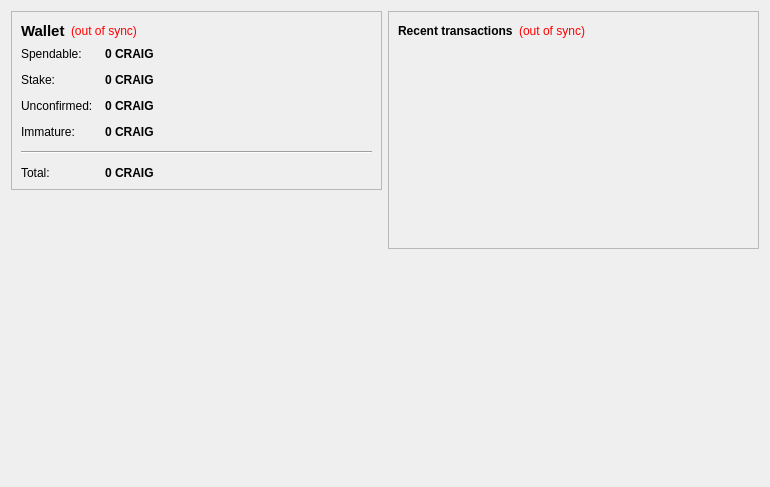
Qt form src/qt/forms/overviewpage.ui (CraigsCoin/CraigsCoin) before a commit.
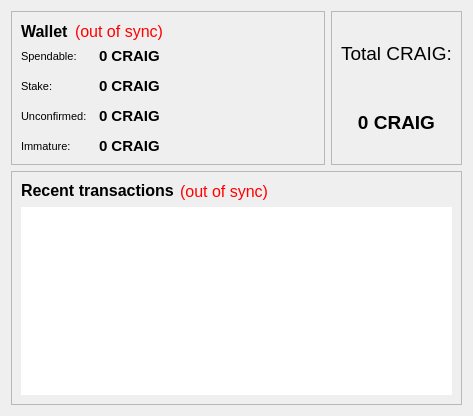
The same form after that commit. Icons and pictures are not drawn.

```diff
--- a/src/qt/forms/overviewpage.ui
+++ b/src/qt/forms/overviewpage.ui
@@ -6,18 +6,25 @@
    <rect>
     <x>0</x>
     <y>0</y>
-    <width>770</width>
-    <height>487</height>
+    <width>473</width>
+    <height>416</height>
    </rect>
   </property>
   <property name="windowTitle">
    <string>Form</string>
   </property>
-  <layout class="QHBoxLayout" name="horizontalLayout" stretch="1,1">
+  <layout class="QVBoxLayout" name="verticalLayout_6">
+   <item>
+    <layout class="QHBoxLayout" name="horizontalLayout">
    <item>
     <layout class="QVBoxLayout" name="verticalLayout_2">
      <item>
-      <widget class="QFrame" name="frame">
+        <widget class="QFrame" name="frameWallet">
+         <property name="font">
+          <font>
+           <pointsize>14</pointsize>
+          </font>
+         </property>
        <property name="frameShape">
         <enum>QFrame::StyledPanel</enum>
        </property>
@@ -31,7 +38,7 @@
            <widget class="QLabel" name="label_5">
             <property name="font">
              <font>
-              <pointsize>11</pointsize>
+                <pointsize>12</pointsize>
               <weight>75</weight>
               <bold>true</bold>
              </font>
@@ -43,6 +50,11 @@
           </item>
           <item>
            <widget class="QLabel" name="labelWalletStatus">
+              <property name="font">
+               <font>
+                <pointsize>12</pointsize>
+               </font>
+              </property>
             <property name="toolTip">
              <string>The displayed information may be out of date. Your wallet automatically synchronizes with the CraigsCoin network after a connection is established, but this process has not completed yet.</string>
             </property>
@@ -85,6 +97,11 @@
           </property>
           <item row="0" column="0">
            <widget class="QLabel" name="label">
+              <property name="font">
+               <font>
+                <pointsize>8</pointsize>
+               </font>
+              </property>
             <property name="text">
              <string>Spendable:</string>
             </property>
@@ -94,6 +111,7 @@
            <widget class="QLabel" name="labelBalance">
             <property name="font">
              <font>
+                <pointsize>11</pointsize>
               <weight>75</weight>
               <bold>true</bold>
              </font>
@@ -114,6 +132,11 @@
           </item>
           <item row="1" column="0">
            <widget class="QLabel" name="label_6">
+              <property name="font">
+               <font>
+                <pointsize>8</pointsize>
+               </font>
+              </property>
             <property name="text">
              <string>Stake:</string>
             </property>
@@ -123,6 +146,7 @@
            <widget class="QLabel" name="labelStake">
             <property name="font">
              <font>
+                <pointsize>11</pointsize>
               <weight>75</weight>
               <bold>true</bold>
              </font>
@@ -143,6 +167,11 @@
           </item>
           <item row="2" column="0">
            <widget class="QLabel" name="label_3">
+              <property name="font">
+               <font>
+                <pointsize>8</pointsize>
+               </font>
+              </property>
             <property name="text">
              <string>Unconfirmed:</string>
             </property>
@@ -152,6 +181,7 @@
            <widget class="QLabel" name="labelUnconfirmed">
             <property name="font">
              <font>
+                <pointsize>11</pointsize>
               <weight>75</weight>
               <bold>true</bold>
              </font>
@@ -172,6 +202,11 @@
           </item>
           <item row="3" column="0">
            <widget class="QLabel" name="labelImmatureText">
+              <property name="font">
+               <font>
+                <pointsize>8</pointsize>
+               </font>
+              </property>
             <property name="text">
              <string>Immature:</string>
             </property>
@@ -181,6 +216,7 @@
            <widget class="QLabel" name="labelImmature">
             <property name="font">
              <font>
+                <pointsize>11</pointsize>
               <weight>75</weight>
               <bold>true</bold>
              </font>
@@ -196,24 +232,47 @@
             </property>
            </widget>
           </item>
-          <item row="4" column="0" colspan="2">
-           <widget class="Line" name="line">
-            <property name="orientation">
-             <enum>Qt::Horizontal</enum>
-            </property>
-           </widget>
-          </item>
-          <item row="5" column="0">
+           </layout>
+          </item>
+         </layout>
+        </widget>
+       </item>
+      </layout>
+     </item>
+     <item>
+      <widget class="QFrame" name="frameTotal">
+       <property name="font">
+        <font>
+         <pointsize>8</pointsize>
+        </font>
+       </property>
+       <property name="frameShape">
+        <enum>QFrame::StyledPanel</enum>
+       </property>
+       <property name="frameShadow">
+        <enum>QFrame::Raised</enum>
+       </property>
+       <layout class="QVBoxLayout" name="verticalLayout_5">
+        <item>
            <widget class="QLabel" name="labelTotalText">
+          <property name="font">
+           <font>
+            <pointsize>14</pointsize>
+           </font>
+          </property>
             <property name="text">
-             <string>Total:</string>
+           <string>Total CRAIG:</string>
+          </property>
+          <property name="alignment">
+           <set>Qt::AlignCenter</set>
             </property>
            </widget>
           </item>
-          <item row="5" column="1">
+        <item>
            <widget class="QLabel" name="labelTotal">
             <property name="font">
              <font>
+            <pointsize>14</pointsize>
               <weight>75</weight>
               <bold>true</bold>
              </font>
@@ -227,40 +286,15 @@
             <property name="text">
              <string notr="true">0 CRAIG</string>
             </property>
+          <property name="alignment">
+           <set>Qt::AlignCenter</set>
+          </property>
             <property name="textInteractionFlags">
              <set>Qt::LinksAccessibleByMouse|Qt::TextSelectableByKeyboard|Qt::TextSelectableByMouse</set>
             </property>
            </widget>
           </item>
          </layout>
-        </item>
-       </layout>
-      </widget>
-     </item>
-     <item>
-      <spacer name="verticalSpacer">
-       <property name="orientation">
-        <enum>Qt::Vertical</enum>
-       </property>
-       <property name="sizeHint" stdset="0">
-        <size>
-         <width>20</width>
-         <height>40</height>
-        </size>
-       </property>
-      </spacer>
-     </item>
-     <item>
-      <widget class="QLabel" name="labelstat">
-       <property name="styleSheet">
-        <string notr="true"/>
-       </property>
-       <property name="text">
-        <string/>
-       </property>
-       <property name="pixmap">
-        <pixmap resource="../bitcoin.qrc">:/images/about</pixmap>
-       </property>
       </widget>
      </item>
     </layout>
@@ -280,6 +314,11 @@
          <layout class="QHBoxLayout" name="horizontalLayout_2">
           <item>
            <widget class="QLabel" name="label_4">
+            <property name="font">
+             <font>
+              <pointsize>12</pointsize>
+             </font>
+            </property>
             <property name="text">
              <string>&lt;b&gt;Recent transactions&lt;/b&gt;</string>
             </property>
@@ -287,6 +326,11 @@
           </item>
           <item>
            <widget class="QLabel" name="labelTransactionsStatus">
+            <property name="font">
+             <font>
+              <pointsize>12</pointsize>
+             </font>
+            </property>
             <property name="toolTip">
              <string>The displayed information may be out of date. Your wallet automatically synchronizes with the CraigsCoin network after a connection is established, but this process has not completed yet.</string>
             </property>
@@ -318,9 +362,6 @@
         </item>
         <item>
          <widget class="QListView" name="listTransactions">
-          <property name="styleSheet">
-           <string notr="true">QListView { background: transparent; }</string>
-          </property>
           <property name="frameShape">
            <enum>QFrame::NoFrame</enum>
           </property>
@@ -338,19 +379,6 @@
        </layout>
       </widget>
      </item>
-     <item>
-      <spacer name="verticalSpacer_2">
-       <property name="orientation">
-        <enum>Qt::Vertical</enum>
-       </property>
-       <property name="sizeHint" stdset="0">
-        <size>
-         <width>20</width>
-         <height>40</height>
-        </size>
-       </property>
-      </spacer>
-     </item>
     </layout>
    </item>
   </layout>
```
Left out of the diff: 9 changed lines with no effect on the pictures. Lines whose indentation alone changed are shown as unchanged.
